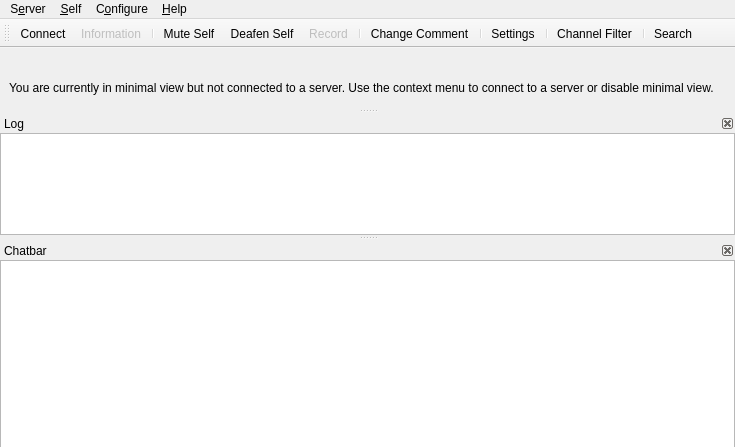
This is src/mumble/MainWindow.ui in mumble-voip/mumble as Qt 5 draws it before an edit. The edited form follows.
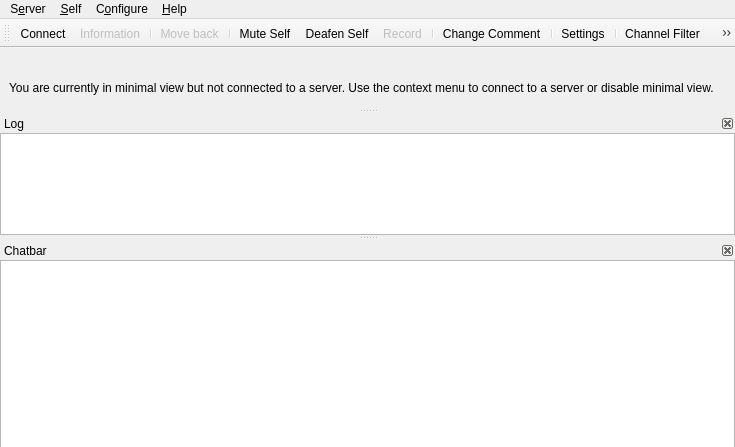
This is the edited form. Icons and pictures are not drawn. Custom widgets are drawn as their Qt base class.

Commit message:
FEAT(client): Move back to previous channel(s)
This makes the client keep track of the channels you have been in on a
given server and then enables you to conveniently move back into the
channel you have just been in. This works recursively such that if you
have been in channels A, B, C and then D, using this feature will allow
you to move from D to C to B to A without having to locate those
channels in the channel tree.

Note that the channel history is not persisted and as soon as you
disconnect from the server, the channel history is reset.

The edit to the form file:
```diff
--- a/src/mumble/MainWindow.ui
+++ b/src/mumble/MainWindow.ui
@@ -182,6 +182,8 @@
    <addaction name="qaServerConnect"/>
    <addaction name="qaServerInformation"/>
    <addaction name="separator"/>
+   <addaction name="qaMoveBack"/>
+   <addaction name="separator"/>
    <addaction name="qaAudioMute"/>
    <addaction name="qaAudioDeaf"/>
    <addaction name="qaRecording"/>
@@ -1071,6 +1073,21 @@
     <string>Ctrl+F</string>
    </property>
   </action>
+  <action name="qaMoveBack">
+   <property name="enabled">
+    <bool>false</bool>
+   </property>
+   <property name="icon">
+    <iconset>
+     <normaloff>skin:arrow_left.svg</normaloff>skin:arrow_left.svg</iconset>
+   </property>
+   <property name="text">
+    <string>M&amp;ove back</string>
+   </property>
+   <property name="toolTip">
+    <string>Moves you back to the previous channel</string>
+   </property>
+  </action>
  </widget>
  <customwidgets>
   <customwidget>
```
The commit also changes 7 other files.
